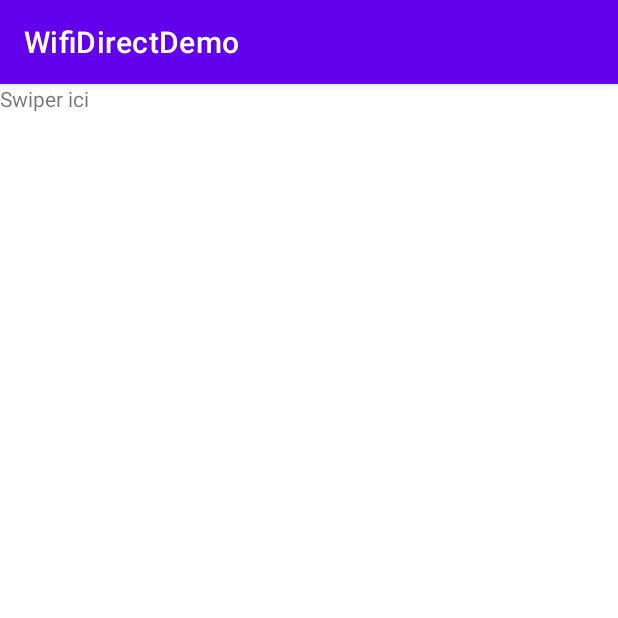
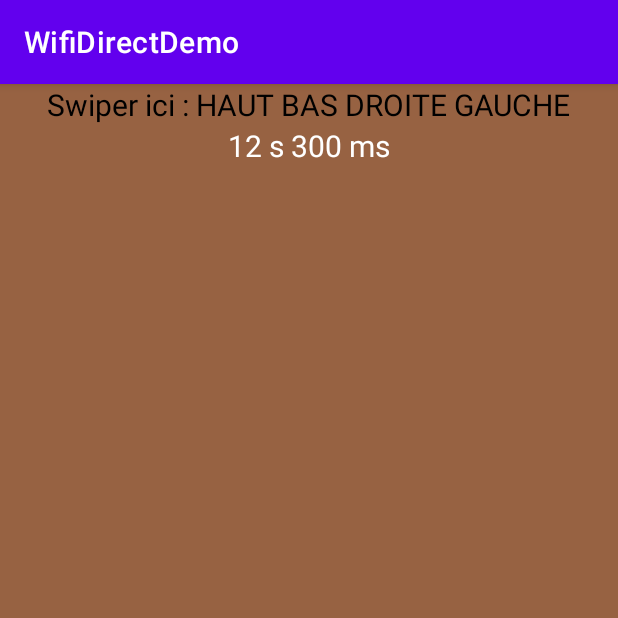
Before and after one commit to AlbinSene/AndroidGames, an Android app: the SwipeGame screen opened directly, with no data from a screen before it, on a phone screen of 412 x 824 dp, the top half of it. Run offline under Robolectric (Android 15) with nearby library versions, the phone set to English and light mode, and no system bars.

Commit message:
tentative ajouter timer a swipe mais echec

```diff
--- a/app/src/main/java/com/example/androidgames/SwipeGame.java
+++ b/app/src/main/java/com/example/androidgames/SwipeGame.java
@@ -1,8 +1,10 @@
 package com.example.androidgames;
-
 import android.app.AlertDialog;
 import android.os.Bundle;
+import android.os.CountDownTimer;
 import android.util.Log;
+import android.view.MotionEvent;
+import android.view.View;
 import android.widget.TextView;
 import android.widget.Toast;
 
@@ -10,87 +12,141 @@ import androidx.appcompat.app.AppCompatActivity;
 
 import java.util.ArrayList;
 
-public class SwipeGame extends AppCompatActivity  {
-
+public class SwipeGame extends AppCompatActivity {
 
     private ArrayList<String> listWin = new ArrayList<>();
+    private ArrayList<String> listPlayerMoves = new ArrayList<>();
+    private String passStatus = "Failed";
 
-    private ArrayList<String> listPlayerMoves = new ArrayList<>();
+    TextView timer; // TextView pour afficher le compte à rebours
 
-    private String passStatus = "Failed";
+    // Durée de départ du compte à rebours
+    private static final long START_TIME_IN_MILLIS = 15000;
+    private long mTimeLeftInMillis = START_TIME_IN_MILLIS;
+    private CountDownTimer mCountDownTimer; // Compte à rebours
+    private boolean mTimerRunning; // Booléen pour vérifier si le compte à rebours est en cours d'exécution
+
     @Override
     protected void onCreate(Bundle savedInstanceState) {
         super.onCreate(savedInstanceState);
         setContentView(R.layout.activity_swipe_game);
-
+        timer = (TextView) findViewById(R.id.timer);
         listWin.add("top");
         listWin.add("bottom");
         listWin.add("right");
         listWin.add("left");
+        startTimer();
 
         TextView swipeView = (TextView) findViewById(R.id.swipeView);
-        swipeView.setOnTouchListener(new OnSwipeTouchListener(SwipeGame.this) {
+        swipeView.setOnTouchListener(new OnSwipeTouchListener(this) {
             public void onSwipeTop() {
-                //Toast.makeText(SwipeGame.this, "top", Toast.LENGTH_SHORT).show();
+                Log.i("DEBUG","swipe top");
                 listPlayerMoves.add("top");
                 checkWin();
             }
+
             public void onSwipeRight() {
-                //Toast.makeText(SwipeGame.this, "right", Toast.LENGTH_SHORT).show();
                 listPlayerMoves.add("right");
                 checkWin();
             }
+
             public void onSwipeLeft() {
-                //Toast.makeText(SwipeGame.this, "left", Toast.LENGTH_SHORT).show();
                 listPlayerMoves.add("left");
                 checkWin();
             }
+
             public void onSwipeBottom() {
-                //Toast.makeText(SwipeGame.this, "bottom", Toast.LENGTH_SHORT).show();
                 listPlayerMoves.add("bottom");
                 checkWin();
             }
-
         });
     }
 
-    private void checkWin(){
-        if (listPlayerMoves.size() < 4){
 
-        }
-        else {
-            if (listPlayerMoves.equals(listWin)){
-                //Toast.makeText(SwipeGame.this, "gagne", Toast.LENGTH_SHORT).show();
+    private void checkWin() {
+        int seconds = (int) (mTimeLeftInMillis) / 1000;
+        int milliseconds = (int) (mTimeLeftInMillis) % 1000;
+        Log.i("DEBUG", "checkwin");
+        if (listPlayerMoves.size() < 4) {
+            // Nombre de mouvements insuffisant
+        } else {
+            if (listPlayerMoves.equals(listWin)) {
+                // Mouvements corrects, gagne
+                //Toast.makeText(SwipeGame.this, "Gagne", Toast.LENGTH_SHORT).show();
                 passStatus = "Passed";
-                showEndScreen("score");
-            }
-            else {
-                showEndScreen("bite");
-                Toast.makeText(SwipeGame.this, "perdu", Toast.LENGTH_SHORT).show();
+                Log.i("DEBUG","win");
+               // showEndScreen("Your score is: " + seconds + "s " + milliseconds + "ms\nYour score is " + 6 * seconds + 12 * milliseconds);
+            } else {
+                Log.i("DEBUG","loose");
+                // Mouvements incorrects, perd
+                Toast.makeText(SwipeGame.this, "PERD", Toast.LENGTH_SHORT).show();
+
+                showEndScreen("You did: 0s 0ms\nYour score is: 0");
                 listPlayerMoves.clear();
             }
         }
     }
 
-
-    private void showEndScreen(String message){
+    private void showEndScreen(String message) {
         new AlertDialog.Builder(this)
                 .setTitle(passStatus)
                 .setMessage(message)
-                .setPositiveButton("OK",(dialogInterface, i) ->actionSuite())
+                .setPositiveButton("OK", (dialogInterface, i) -> actionSuite())
                 .setCancelable(false)
                 .show();
     }
 
-    void actionSuite(){
-
+    void actionSuite() {
     }
 
+    private void startTimer() {
 
+        mCountDownTimer = new CountDownTimer(mTimeLeftInMillis, 10) {
+            @Override
+            public void onTick(long millisUntilFinished) {
+                mTimeLeftInMillis = millisUntilFinished;
+                timer.setText((int) (mTimeLeftInMillis / 1000) + " s " + (int) (mTimeLeftInMillis % 1000) + " ms");
+            }
 
+            @Override
+            public void onFinish() {
+                mTimerRunning = false;
+                showEndScreen("You did : 0s 0ms \nYour score is : 0");
+            }
+        }.start();
+    }
 
+    @Override
+    protected void onResume() {
+        super.onResume();
+        View swipeView = findViewById(R.id.swipeView);
+        swipeView.setOnTouchListener(new OnSwipeTouchListener(this) {
+            public void onSwipeTop() {
+                listPlayerMoves.add("top");
+                checkWin();
+            }
 
+            public void onSwipeRight() {
+                listPlayerMoves.add("right");
+                checkWin();
+            }
 
+            public void onSwipeLeft() {
+                listPlayerMoves.add("left");
+                checkWin();
+            }
 
+            public void onSwipeBottom() {
+                listPlayerMoves.add("bottom");
+                checkWin();
+            }
+        });
+    }
 
+    @Override
+    protected void onPause() {
+        super.onPause();
+        View swipeView = findViewById(R.id.swipeView);
+        swipeView.setOnTouchListener(null);
+    }
 }
--- a/app/src/main/res/layout/activity_swipe_game.xml
+++ b/app/src/main/res/layout/activity_swipe_game.xml
@@ -1,12 +1,29 @@
 <?xml version="1.0" encoding="utf-8"?>
 <RelativeLayout xmlns:android="http://schemas.android.com/apk/res/android"
     android:layout_width="match_parent"
-    android:layout_height="match_parent">
+    android:layout_height="match_parent"
+    android:background="#976242"
+
+    >
 
     <TextView
-        android:layout_width="match_parent"
-        android:layout_height="match_parent"
+        android:layout_width="wrap_content"
+        android:layout_height="wrap_content"
         android:id="@+id/swipeView"
-        android:text="Swiper ici"/>
+        android:textColor="@color/black"
+        android:layout_centerHorizontal="true"
+        android:textSize="20dp"
+        android:text="Swiper ici : HAUT BAS DROITE GAUCHE" />
+    <TextView
+        android:layout_width="wrap_content"
+        android:layout_height="wrap_content"
+        android:id="@+id/timer"
+        android:background="#976242"
+        android:textColor="@color/white"
+        android:layout_centerHorizontal="true"
+        android:textSize="20dp"
+        android:text="TIMER"
+        android:layout_below="@id/swipeView" />
+
 
 </RelativeLayout>
```
